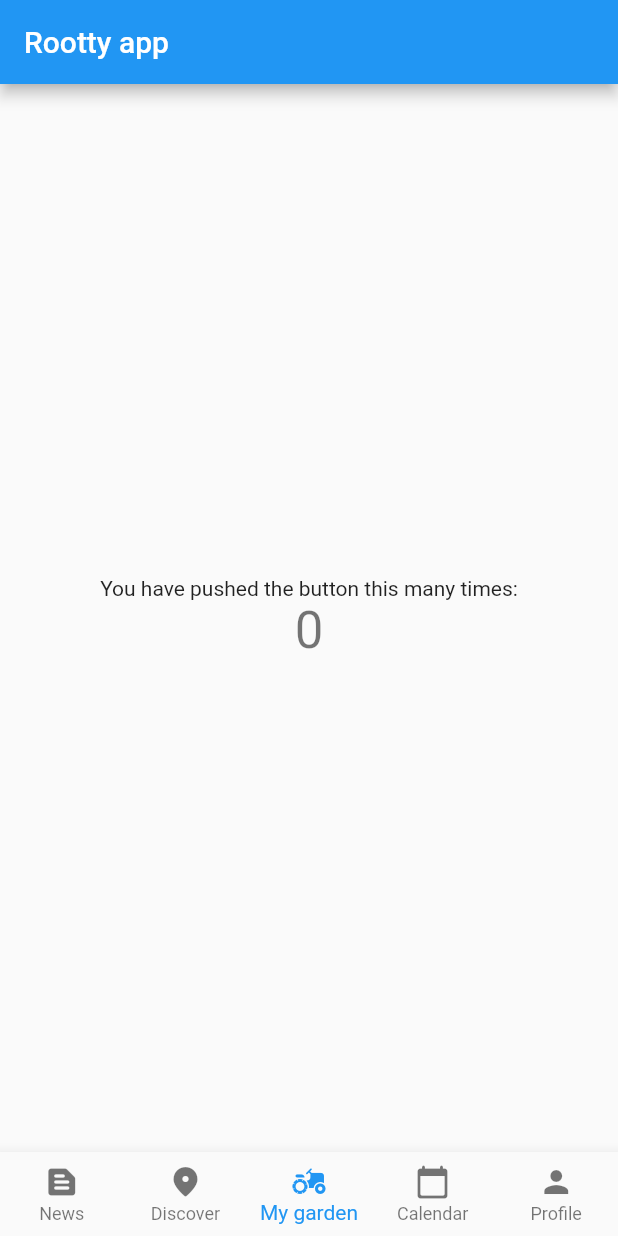
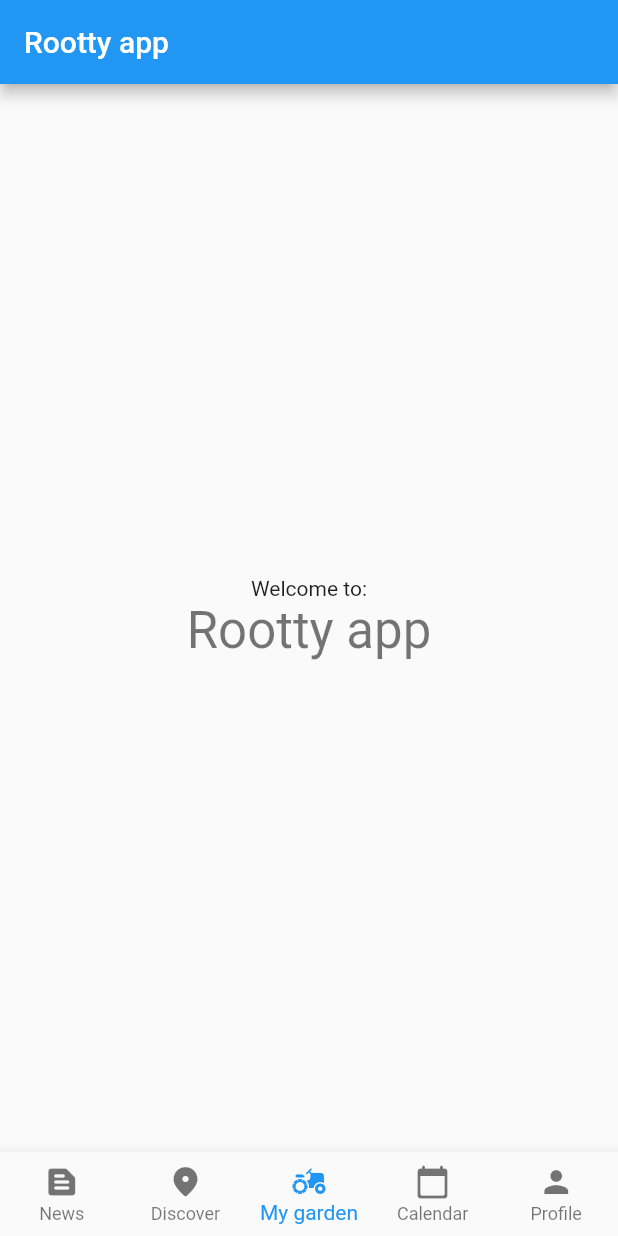
Before and after one commit to Bohurtadop/Rootty_App, a Flutter app: the screen it shows after launch, on a phone screen of 412 x 824 dp. Run offline on Flutter 3.47's test engine with Material 2 defaults, Android fonts, the phone set to English and light mode, and no system bars.

Commit message:
changing central label

```diff
--- a/lib/main.dart
+++ b/lib/main.dart
@@ -96,10 +96,10 @@ class _MyHomePageState extends State<MyHomePage> {
           mainAxisAlignment: MainAxisAlignment.center,
           children: <Widget>[
             const Text(
-              'You have pushed the button this many times:',
+              'Welcome to:',
             ),
             Text(
-              '$_counter',
+              'Rootty app',
               style: Theme.of(context).textTheme.headline4,
             ),
           ],
```
